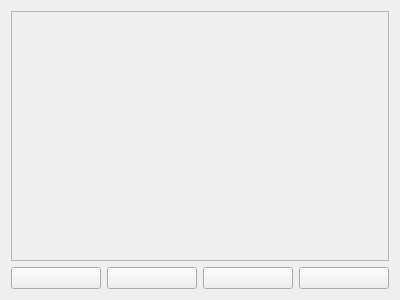
Capsize-Games/airunner, file src/airunner/components/art/gui/widgets/canvas/templates/canvas_layer_container.ui: the form before one commit.
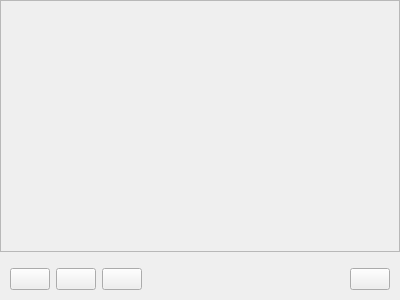
The form after the commit. Icons and pictures are not drawn.

Commit message: combined image panel tools with layer split panel

The edit to the form file:
```diff
--- a/src/airunner/components/art/gui/widgets/canvas/templates/canvas_layer_container.ui
+++ b/src/airunner/components/art/gui/widgets/canvas/templates/canvas_layer_container.ui
@@ -14,6 +14,18 @@
    <string>Form</string>
   </property>
   <layout class="QGridLayout" name="gridLayout">
+   <property name="leftMargin">
+    <number>0</number>
+   </property>
+   <property name="topMargin">
+    <number>0</number>
+   </property>
+   <property name="rightMargin">
+    <number>0</number>
+   </property>
+   <property name="bottomMargin">
+    <number>0</number>
+   </property>
    <item row="0" column="0">
     <widget class="QScrollArea" name="layer_list">
      <property name="widgetResizable">
@@ -24,16 +36,41 @@
        <rect>
         <x>0</x>
         <y>0</y>
-        <width>380</width>
+        <width>398</width>
         <height>248</height>
        </rect>
       </property>
-      <layout class="QGridLayout" name="gridLayout_2"/>
+      <layout class="QGridLayout" name="gridLayout_2">
+       <property name="leftMargin">
+        <number>10</number>
+       </property>
+       <property name="topMargin">
+        <number>10</number>
+       </property>
+       <property name="rightMargin">
+        <number>10</number>
+       </property>
+       <property name="bottomMargin">
+        <number>10</number>
+       </property>
+      </layout>
      </widget>
     </widget>
    </item>
    <item row="1" column="0">
     <layout class="QHBoxLayout" name="horizontalLayout">
+     <property name="leftMargin">
+      <number>10</number>
+     </property>
+     <property name="topMargin">
+      <number>10</number>
+     </property>
+     <property name="rightMargin">
+      <number>10</number>
+     </property>
+     <property name="bottomMargin">
+      <number>10</number>
+     </property>
      <item>
       <widget class="QPushButton" name="add_layer">
        <property name="cursor">
@@ -85,6 +122,19 @@
        </property>
       </widget>
      </item>
+     <item>
+      <spacer name="horizontalSpacer">
+       <property name="orientation">
+        <enum>Qt::Orientation::Horizontal</enum>
+       </property>
+       <property name="sizeHint" stdset="0">
+        <size>
+         <width>40</width>
+         <height>20</height>
+        </size>
+       </property>
+      </spacer>
+     </item>
      <item>
       <widget class="QPushButton" name="delete_layer">
        <property name="cursor">
```
The commit also changes 17 other files.
